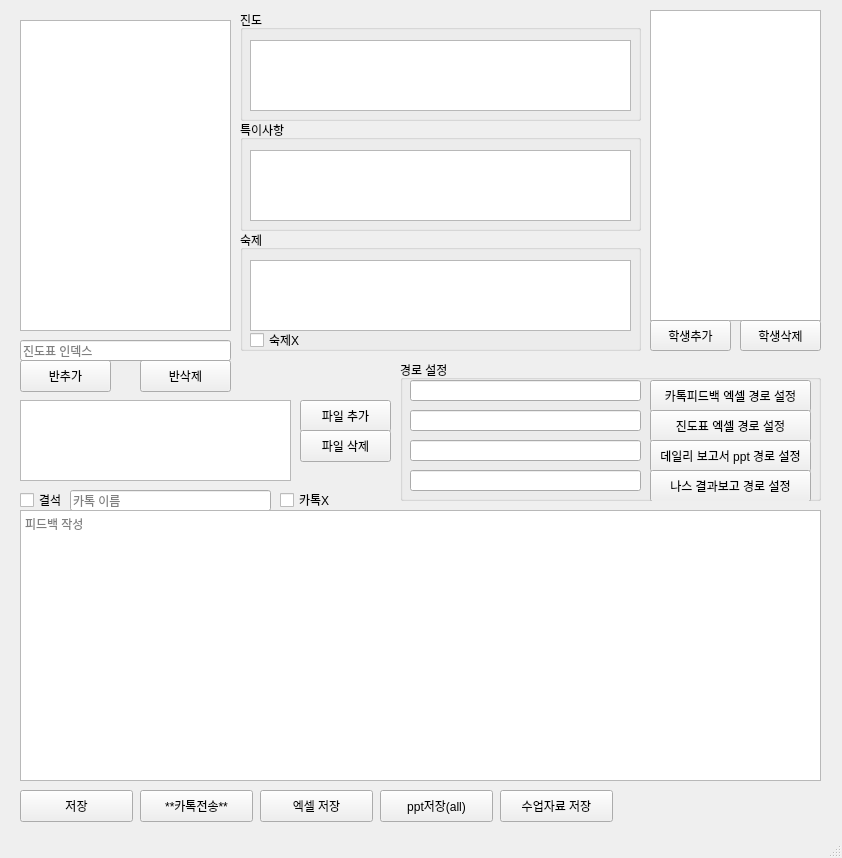
warpdev/AutoReport, file PersonalProject.ui: the form before one commit.
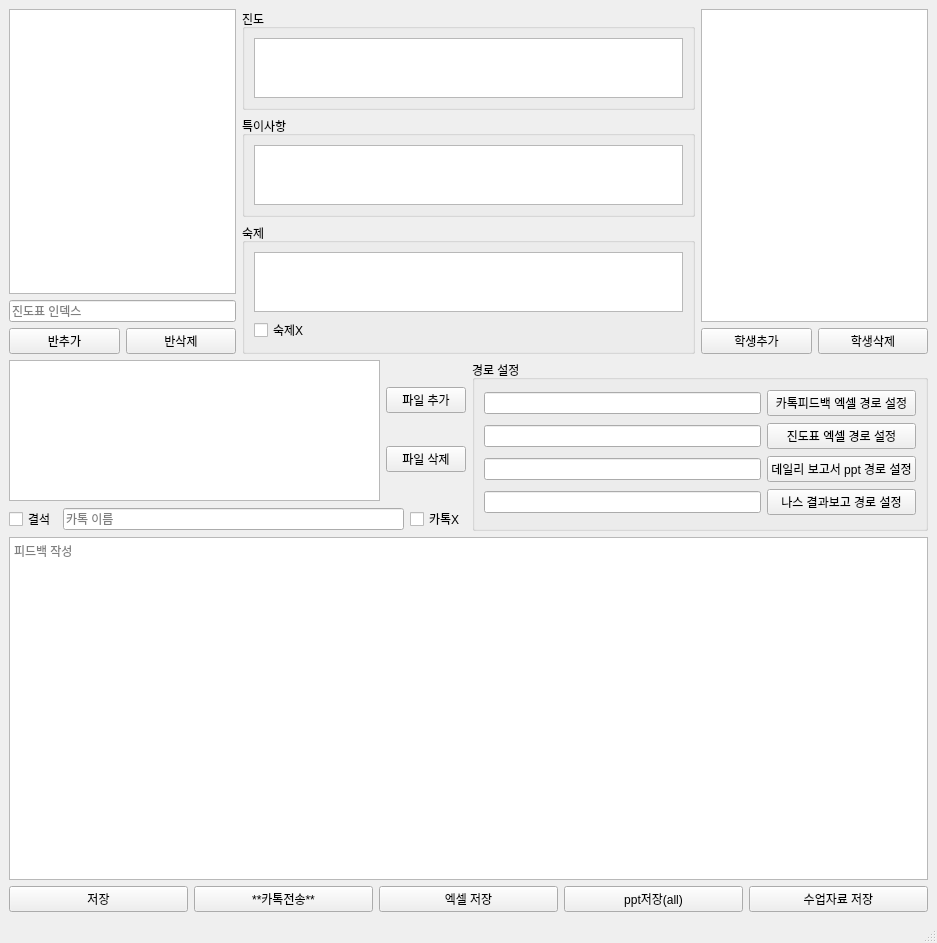
The form after the commit.

```diff
--- a/PersonalProject.ui
+++ b/PersonalProject.ui
@@ -6,387 +6,317 @@
    <rect>
     <x>0</x>
     <y>0</y>
-    <width>842</width>
-    <height>858</height>
+    <width>937</width>
+    <height>943</height>
    </rect>
   </property>
+  <property name="sizePolicy">
+   <sizepolicy hsizetype="Preferred" vsizetype="Preferred">
+    <horstretch>0</horstretch>
+    <verstretch>0</verstretch>
+   </sizepolicy>
+  </property>
   <property name="windowTitle">
    <string>MainWindow</string>
   </property>
   <widget class="QWidget" name="centralwidget">
-   <widget class="QLineEdit" name="kakaoNameField">
-    <property name="geometry">
-     <rect>
-      <x>70</x>
-      <y>490</y>
-      <width>201</width>
-      <height>21</height>
-     </rect>
-    </property>
-    <property name="placeholderText">
-     <string>카톡 이름</string>
-    </property>
-   </widget>
-   <widget class="QPushButton" name="sendKakaoButton">
-    <property name="geometry">
-     <rect>
-      <x>140</x>
-      <y>790</y>
-      <width>113</width>
-      <height>32</height>
-     </rect>
-    </property>
-    <property name="text">
-     <string>**카톡전송**</string>
-    </property>
-   </widget>
-   <widget class="QCheckBox" name="noKakaoCheck">
-    <property name="geometry">
-     <rect>
-      <x>280</x>
-      <y>490</y>
-      <width>51</width>
-      <height>20</height>
-     </rect>
-    </property>
-    <property name="text">
-     <string>카톡X</string>
-    </property>
-   </widget>
-   <widget class="QListView" name="studentList">
-    <property name="geometry">
-     <rect>
-      <x>650</x>
-      <y>10</y>
-      <width>171</width>
-      <height>311</height>
-     </rect>
-    </property>
-   </widget>
-   <widget class="QPushButton" name="saveExcel">
-    <property name="geometry">
-     <rect>
-      <x>260</x>
-      <y>790</y>
-      <width>113</width>
-      <height>32</height>
-     </rect>
-    </property>
-    <property name="text">
-     <string>엑셀 저장</string>
-    </property>
-   </widget>
-   <widget class="QGroupBox" name="groupBox_6">
-    <property name="geometry">
-     <rect>
-      <x>240</x>
-      <y>120</y>
-      <width>401</width>
-      <height>111</height>
-     </rect>
-    </property>
-    <property name="title">
-     <string>특이사항</string>
-    </property>
-    <widget class="QPlainTextEdit" name="classSpecialField">
-     <property name="geometry">
-      <rect>
-       <x>10</x>
-       <y>30</y>
-       <width>381</width>
-       <height>71</height>
-      </rect>
-     </property>
-    </widget>
-   </widget>
-   <widget class="QPushButton" name="addStudentButton">
-    <property name="geometry">
-     <rect>
-      <x>650</x>
-      <y>320</y>
-      <width>81</width>
-      <height>31</height>
-     </rect>
-    </property>
-    <property name="text">
-     <string>학생추가</string>
-    </property>
-   </widget>
-   <widget class="QPushButton" name="removeStudentButton">
-    <property name="geometry">
-     <rect>
-      <x>740</x>
-      <y>320</y>
-      <width>81</width>
-      <height>31</height>
-     </rect>
-    </property>
-    <property name="text">
-     <string>학생삭제</string>
-    </property>
-   </widget>
-   <widget class="QCheckBox" name="isHome">
-    <property name="geometry">
-     <rect>
-      <x>20</x>
-      <y>490</y>
-      <width>51</width>
-      <height>20</height>
-     </rect>
-    </property>
-    <property name="text">
-     <string>결석</string>
-    </property>
-   </widget>
-   <widget class="QPushButton" name="saveReadmeButton">
-    <property name="geometry">
-     <rect>
-      <x>500</x>
-      <y>790</y>
-      <width>113</width>
-      <height>32</height>
-     </rect>
-    </property>
-    <property name="text">
-     <string>수업자료 저장</string>
-    </property>
-   </widget>
+   <layout class="QVBoxLayout" name="verticalLayout_6" stretch="1,1,2,0">
+    <item>
+     <layout class="QHBoxLayout" name="horizontalLayout_3" stretch="1,2,1">
+      <item>
+       <layout class="QVBoxLayout" name="verticalLayout" stretch="1,0,0">
+        <item>
    <widget class="QListView" name="classList">
-    <property name="geometry">
-     <rect>
-      <x>20</x>
-      <y>20</y>
-      <width>211</width>
-      <height>311</height>
-     </rect>
-    </property>
-   </widget>
-   <widget class="QPushButton" name="saveFeedback">
-    <property name="geometry">
-     <rect>
-      <x>20</x>
-      <y>790</y>
-      <width>113</width>
-      <height>32</height>
-     </rect>
-    </property>
-    <property name="text">
-     <string>저장</string>
-    </property>
-   </widget>
-   <widget class="QPlainTextEdit" name="feedbackField">
-    <property name="geometry">
-     <rect>
-      <x>20</x>
-      <y>510</y>
-      <width>801</width>
-      <height>271</height>
-     </rect>
+          <property name="sizePolicy">
+           <sizepolicy hsizetype="Expanding" vsizetype="Minimum">
+            <horstretch>0</horstretch>
+            <verstretch>0</verstretch>
+           </sizepolicy>
+          </property>
+         </widget>
+        </item>
+        <item>
+         <widget class="QLineEdit" name="classColField">
+          <property name="sizePolicy">
+           <sizepolicy hsizetype="Expanding" vsizetype="Maximum">
+            <horstretch>0</horstretch>
+            <verstretch>0</verstretch>
+           </sizepolicy>
+          </property>
+          <property name="inputMask">
+           <string/>
     </property>
     <property name="placeholderText">
-     <string>피드백 작성</string>
-    </property>
-   </widget>
+           <string>진도표 인덱스</string>
+          </property>
+         </widget>
+        </item>
+        <item>
+         <layout class="QHBoxLayout" name="horizontalLayout" stretch="0,0">
+          <property name="sizeConstraint">
+           <enum>QLayout::SetMinimumSize</enum>
+          </property>
+          <item>
    <widget class="QPushButton" name="addClassButton">
-    <property name="geometry">
-     <rect>
-      <x>20</x>
-      <y>360</y>
-      <width>91</width>
-      <height>32</height>
-     </rect>
-    </property>
     <property name="text">
      <string>반추가</string>
     </property>
    </widget>
-   <widget class="QPushButton" name="savePPT">
-    <property name="geometry">
-     <rect>
-      <x>380</x>
-      <y>790</y>
-      <width>113</width>
-      <height>32</height>
-     </rect>
-    </property>
-    <property name="text">
-     <string>ppt저장(all)</string>
-    </property>
-   </widget>
+          </item>
+          <item>
    <widget class="QPushButton" name="removeClassButton">
-    <property name="geometry">
-     <rect>
-      <x>140</x>
-      <y>360</y>
-      <width>91</width>
-      <height>32</height>
-     </rect>
+            <property name="sizePolicy">
+             <sizepolicy hsizetype="Minimum" vsizetype="Fixed">
+              <horstretch>0</horstretch>
+              <verstretch>0</verstretch>
+             </sizepolicy>
     </property>
     <property name="text">
      <string>반삭제</string>
     </property>
    </widget>
+          </item>
+         </layout>
+        </item>
+       </layout>
+      </item>
+      <item>
+       <layout class="QVBoxLayout" name="verticalLayout_2">
+        <item>
    <widget class="QGroupBox" name="groupBox_5">
-    <property name="geometry">
-     <rect>
-      <x>240</x>
-      <y>10</y>
-      <width>401</width>
-      <height>111</height>
-     </rect>
+          <property name="sizePolicy">
+           <sizepolicy hsizetype="Preferred" vsizetype="Maximum">
+            <horstretch>0</horstretch>
+            <verstretch>0</verstretch>
+           </sizepolicy>
     </property>
     <property name="title">
      <string>진도</string>
     </property>
+          <layout class="QGridLayout" name="gridLayout_4">
+           <item row="0" column="0">
     <widget class="QPlainTextEdit" name="classCommentField">
-     <property name="geometry">
-      <rect>
-       <x>10</x>
-       <y>30</y>
-       <width>381</width>
-       <height>71</height>
-      </rect>
-     </property>
-    </widget>
-   </widget>
+             <property name="sizePolicy">
+              <sizepolicy hsizetype="Expanding" vsizetype="Maximum">
+               <horstretch>0</horstretch>
+               <verstretch>0</verstretch>
+              </sizepolicy>
+             </property>
+             <property name="maximumSize">
+              <size>
+               <width>16777215</width>
+               <height>60</height>
+              </size>
+             </property>
+            </widget>
+           </item>
+          </layout>
+         </widget>
+        </item>
+        <item>
+         <widget class="QGroupBox" name="groupBox_6">
+          <property name="sizePolicy">
+           <sizepolicy hsizetype="Preferred" vsizetype="Maximum">
+            <horstretch>0</horstretch>
+            <verstretch>0</verstretch>
+           </sizepolicy>
+          </property>
+          <property name="title">
+           <string>특이사항</string>
+          </property>
+          <layout class="QGridLayout" name="gridLayout_3">
+           <item row="0" column="0">
+            <widget class="QPlainTextEdit" name="classSpecialField">
+             <property name="sizePolicy">
+              <sizepolicy hsizetype="Expanding" vsizetype="Maximum">
+               <horstretch>0</horstretch>
+               <verstretch>0</verstretch>
+              </sizepolicy>
+             </property>
+             <property name="maximumSize">
+              <size>
+               <width>16777215</width>
+               <height>60</height>
+              </size>
+             </property>
+            </widget>
+           </item>
+          </layout>
+         </widget>
+        </item>
+        <item>
    <widget class="QGroupBox" name="homeworkField">
-    <property name="geometry">
-     <rect>
-      <x>240</x>
-      <y>230</y>
-      <width>401</width>
-      <height>121</height>
-     </rect>
+          <property name="sizePolicy">
+           <sizepolicy hsizetype="Preferred" vsizetype="Maximum">
+            <horstretch>0</horstretch>
+            <verstretch>0</verstretch>
+           </sizepolicy>
     </property>
     <property name="title">
      <string>숙제</string>
     </property>
+          <layout class="QGridLayout" name="gridLayout_2" rowstretch="1,0">
+           <item row="0" column="0">
     <widget class="QPlainTextEdit" name="classHomeworkField">
-     <property name="geometry">
-      <rect>
-       <x>10</x>
-       <y>30</y>
-       <width>381</width>
-       <height>71</height>
-      </rect>
-     </property>
-    </widget>
+             <property name="sizePolicy">
+              <sizepolicy hsizetype="Expanding" vsizetype="Maximum">
+               <horstretch>0</horstretch>
+               <verstretch>0</verstretch>
+              </sizepolicy>
+             </property>
+             <property name="maximumSize">
+              <size>
+               <width>16777215</width>
+               <height>60</height>
+              </size>
+             </property>
+            </widget>
+           </item>
+           <item row="1" column="0">
     <widget class="QCheckBox" name="noHomeworkCheck">
-     <property name="geometry">
-      <rect>
-       <x>10</x>
-       <y>100</y>
-       <width>51</width>
-       <height>20</height>
-      </rect>
-     </property>
      <property name="text">
       <string>숙제X</string>
      </property>
     </widget>
-   </widget>
-   <widget class="QListView" name="fileList">
-    <property name="geometry">
-     <rect>
-      <x>20</x>
-      <y>400</y>
-      <width>271</width>
-      <height>81</height>
-     </rect>
-    </property>
-   </widget>
+           </item>
+          </layout>
+         </widget>
+        </item>
+       </layout>
+      </item>
+      <item>
+       <layout class="QVBoxLayout" name="verticalLayout_3" stretch="1,0">
+        <item>
+         <widget class="QListView" name="studentList">
+          <property name="sizePolicy">
+           <sizepolicy hsizetype="Expanding" vsizetype="Minimum">
+            <horstretch>0</horstretch>
+            <verstretch>0</verstretch>
+           </sizepolicy>
+          </property>
+         </widget>
+        </item>
+        <item>
+         <layout class="QHBoxLayout" name="horizontalLayout_5">
+          <item>
+           <widget class="QPushButton" name="addStudentButton">
+            <property name="sizePolicy">
+             <sizepolicy hsizetype="Minimum" vsizetype="Fixed">
+              <horstretch>0</horstretch>
+              <verstretch>0</verstretch>
+             </sizepolicy>
+            </property>
+            <property name="text">
+             <string>학생추가</string>
+            </property>
+           </widget>
+          </item>
+          <item>
+           <widget class="QPushButton" name="removeStudentButton">
+            <property name="text">
+             <string>학생삭제</string>
+            </property>
+           </widget>
+          </item>
+         </layout>
+        </item>
+       </layout>
+      </item>
+     </layout>
+    </item>
+    <item>
+     <layout class="QHBoxLayout" name="horizontalLayout_10">
+      <item>
+       <layout class="QVBoxLayout" name="verticalLayout_7">
+        <item>
+         <layout class="QHBoxLayout" name="horizontalLayout_8">
+          <item>
+           <widget class="QListView" name="fileList"/>
+          </item>
+          <item>
+           <layout class="QVBoxLayout" name="verticalLayout_4">
+            <item>
    <widget class="QPushButton" name="addFileButton">
-    <property name="geometry">
-     <rect>
-      <x>300</x>
-      <y>400</y>
-      <width>91</width>
-      <height>32</height>
-     </rect>
-    </property>
     <property name="text">
      <string>파일 추가</string>
     </property>
    </widget>
+            </item>
+            <item>
    <widget class="QPushButton" name="removeFileButton">
-    <property name="geometry">
-     <rect>
-      <x>300</x>
-      <y>430</y>
-      <width>91</width>
-      <height>32</height>
-     </rect>
-    </property>
     <property name="text">
      <string>파일 삭제</string>
     </property>
    </widget>
-   <widget class="QLineEdit" name="classColField">
-    <property name="geometry">
-     <rect>
-      <x>20</x>
-      <y>340</y>
-      <width>211</width>
-      <height>21</height>
-     </rect>
-    </property>
-    <property name="inputMask">
-     <string/>
-    </property>
+            </item>
+           </layout>
+          </item>
+         </layout>
+        </item>
+        <item>
+         <layout class="QHBoxLayout" name="horizontalLayout_2">
+          <item>
+           <widget class="QCheckBox" name="isHome">
+            <property name="text">
+             <string>결석</string>
+            </property>
+           </widget>
+          </item>
+          <item>
+           <widget class="QLineEdit" name="kakaoNameField">
     <property name="placeholderText">
-     <string>진도표 인덱스</string>
-    </property>
-   </widget>
+             <string>카톡 이름</string>
+            </property>
+           </widget>
+          </item>
+          <item>
+           <widget class="QCheckBox" name="noKakaoCheck">
+            <property name="text">
+             <string>카톡X</string>
+            </property>
+           </widget>
+          </item>
+         </layout>
+        </item>
+       </layout>
+      </item>
+      <item>
    <widget class="QGroupBox" name="groupBox">
-    <property name="geometry">
-     <rect>
-      <x>400</x>
-      <y>360</y>
-      <width>421</width>
-      <height>141</height>
-     </rect>
+        <property name="sizePolicy">
+         <sizepolicy hsizetype="Preferred" vsizetype="Minimum">
+          <horstretch>0</horstretch>
+          <verstretch>0</verstretch>
+         </sizepolicy>
     </property>
     <property name="title">
      <string>경로 설정</string>
     </property>
-    <widget class="QLineEdit" name="feedbackPathField">
-     <property name="geometry">
-      <rect>
-       <x>10</x>
-       <y>20</y>
-       <width>231</width>
-       <height>21</height>
-      </rect>
-     </property>
-     <property name="inputMask">
-      <string/>
-     </property>
-     <property name="placeholderText">
-      <string/>
-     </property>
-    </widget>
+        <layout class="QGridLayout" name="gridLayout_5">
+         <item row="1" column="1">
     <widget class="QPushButton" name="setFeedbackPathButton">
-     <property name="geometry">
-      <rect>
-       <x>250</x>
-       <y>20</y>
-       <width>161</width>
-       <height>32</height>
-      </rect>
+           <property name="sizePolicy">
+            <sizepolicy hsizetype="Minimum" vsizetype="Fixed">
+             <horstretch>0</horstretch>
+             <verstretch>0</verstretch>
+            </sizepolicy>
      </property>
      <property name="text">
       <string>카톡피드백 엑셀 경로 설정</string>
      </property>
     </widget>
+         </item>
+         <item row="3" column="0">
+          <widget class="QLineEdit" name="dailyReportPathField">
+           <property name="inputMask">
+            <string/>
+           </property>
+           <property name="placeholderText">
+            <string/>
+           </property>
+          </widget>
+         </item>
+         <item row="2" column="0">
     <widget class="QLineEdit" name="jindoPathField">
-     <property name="geometry">
-      <rect>
-       <x>10</x>
-       <y>50</y>
-       <width>231</width>
-       <height>21</height>
-      </rect>
-     </property>
      <property name="inputMask">
       <string/>
      </property>
@@ -394,70 +324,40 @@
       <string/>
      </property>
     </widget>
+         </item>
+         <item row="2" column="1">
     <widget class="QPushButton" name="setJindoPathButton">
-     <property name="geometry">
-      <rect>
-       <x>250</x>
-       <y>50</y>
-       <width>161</width>
-       <height>32</height>
-      </rect>
-     </property>
      <property name="text">
       <string>진도표 엑셀 경로 설정</string>
      </property>
     </widget>
+         </item>
+         <item row="3" column="1">
     <widget class="QPushButton" name="setDailyReportPathButton">
-     <property name="geometry">
-      <rect>
-       <x>250</x>
-       <y>80</y>
-       <width>161</width>
-       <height>32</height>
-      </rect>
-     </property>
      <property name="text">
       <string>데일리 보고서 ppt 경로 설정</string>
      </property>
     </widget>
-    <widget class="QLineEdit" name="dailyReportPathField">
-     <property name="geometry">
-      <rect>
-       <x>10</x>
-       <y>80</y>
-       <width>231</width>
-       <height>21</height>
-      </rect>
-     </property>
-     <property name="inputMask">
-      <string/>
-     </property>
-     <property name="placeholderText">
-      <string/>
-     </property>
-    </widget>
+         </item>
+         <item row="4" column="1">
     <widget class="QPushButton" name="setNASPathButton">
-     <property name="geometry">
-      <rect>
-       <x>250</x>
-       <y>110</y>
-       <width>161</width>
-       <height>32</height>
-      </rect>
-     </property>
      <property name="text">
       <string>나스 결과보고 경로 설정</string>
      </property>
     </widget>
+         </item>
+         <item row="4" column="0">
     <widget class="QLineEdit" name="NASPathField">
-     <property name="geometry">
-      <rect>
-       <x>10</x>
-       <y>110</y>
-       <width>231</width>
-       <height>21</height>
-      </rect>
-     </property>
+           <property name="inputMask">
+            <string/>
+           </property>
+           <property name="placeholderText">
+            <string/>
+           </property>
+          </widget>
+         </item>
+         <item row="1" column="0">
+          <widget class="QLineEdit" name="feedbackPathField">
      <property name="inputMask">
       <string/>
      </property>
@@ -465,7 +365,65 @@
       <string/>
      </property>
     </widget>
-   </widget>
+         </item>
+        </layout>
+       </widget>
+      </item>
+     </layout>
+    </item>
+    <item>
+     <widget class="QPlainTextEdit" name="feedbackField">
+      <property name="minimumSize">
+       <size>
+        <width>0</width>
+        <height>0</height>
+       </size>
+      </property>
+      <property name="placeholderText">
+       <string>피드백 작성</string>
+      </property>
+     </widget>
+    </item>
+    <item>
+     <layout class="QHBoxLayout" name="horizontalLayout_9">
+      <item>
+       <widget class="QPushButton" name="saveFeedback">
+        <property name="text">
+         <string>저장</string>
+        </property>
+       </widget>
+      </item>
+      <item>
+       <widget class="QPushButton" name="sendKakaoButton">
+        <property name="text">
+         <string>**카톡전송**</string>
+        </property>
+       </widget>
+      </item>
+      <item>
+       <widget class="QPushButton" name="saveExcel">
+        <property name="text">
+         <string>엑셀 저장</string>
+        </property>
+       </widget>
+      </item>
+      <item>
+       <widget class="QPushButton" name="savePPT">
+        <property name="text">
+         <string>ppt저장(all)</string>
+        </property>
+       </widget>
+      </item>
+      <item>
+       <widget class="QPushButton" name="saveReadmeButton">
+        <property name="text">
+         <string>수업자료 저장</string>
+        </property>
+       </widget>
+      </item>
+     </layout>
+    </item>
+   </layout>
   </widget>
   <widget class="QStatusBar" name="statusbar"/>
  </widget>
```
Lines whose indentation alone changed are shown as unchanged.
